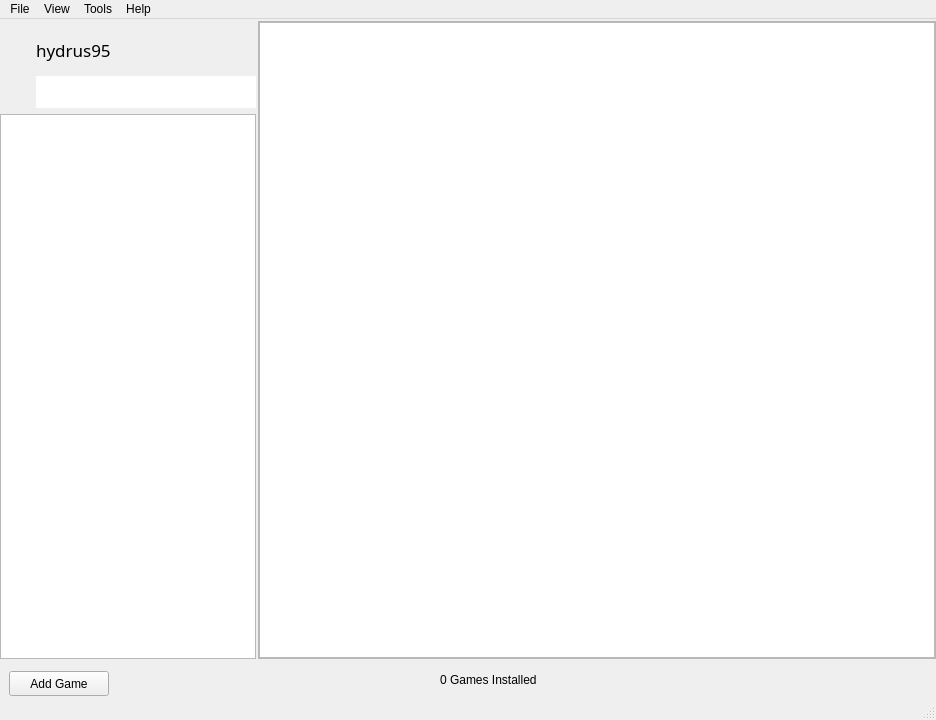
The window that src/ui/mainwindow.ui (KJNeko/Atlas) describes before a commit, drawn with Qt 5.
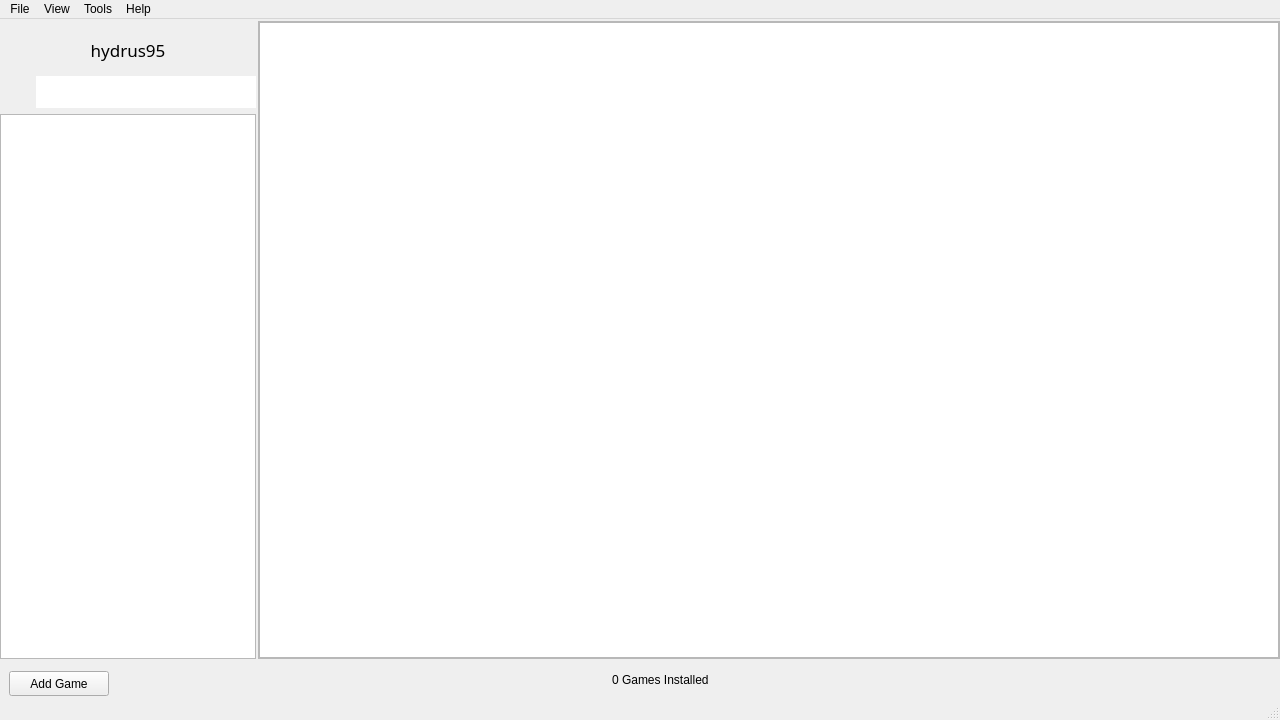
The same window after the commit. Icons and pictures are not drawn. Custom widgets are drawn as their Qt base class.

```diff
--- a/src/ui/mainwindow.ui
+++ b/src/ui/mainwindow.ui
@@ -9,7 +9,7 @@
    <rect>
     <x>0</x>
     <y>0</y>
-    <width>936</width>
+    <width>1280</width>
     <height>720</height>
    </rect>
   </property>
@@ -191,7 +191,7 @@
          </property>
         </widget>
        </item>
-       <item row="0" column="2">
+       <item row="0" column="0" colspan="5">
         <widget class="QLabel" name="homeButton">
          <property name="sizePolicy">
           <sizepolicy hsizetype="Expanding" vsizetype="Preferred">
@@ -214,6 +214,9 @@
          <property name="text">
           <string>hydrus95</string>
          </property>
+         <property name="alignment">
+          <set>Qt::AlignCenter</set>
+         </property>
         </widget>
        </item>
       </layout>
@@ -428,8 +431,8 @@
     <rect>
      <x>0</x>
      <y>0</y>
-     <width>936</width>
-     <height>23</height>
+     <width>1280</width>
+     <height>22</height>
     </rect>
    </property>
    <property name="autoFillBackground">
```
Left out of the diff: 29 changed lines with no effect on the pictures.
